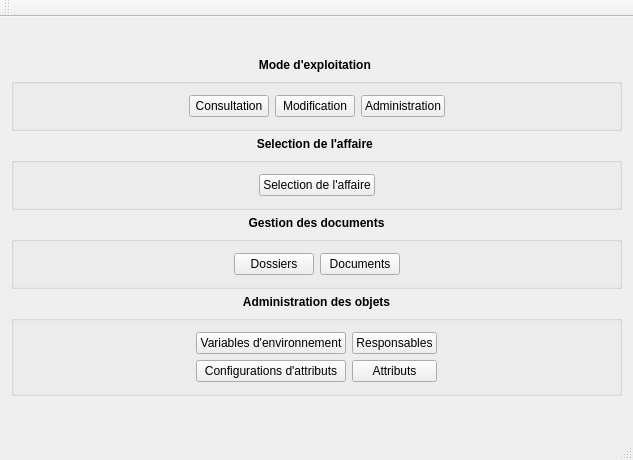
First picture: the form in mainwindow.ui, repository obourat/MimosaNG, before the edit.
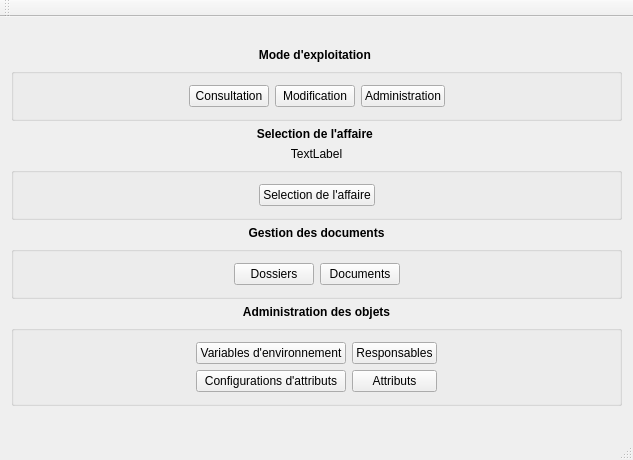
Second picture: the form after the edit.

Diff of the .ui file:
```diff
--- a/mainwindow.ui
+++ b/mainwindow.ui
@@ -164,6 +164,16 @@
       </property>
      </widget>
     </item>
+    <item>
+     <widget class="QLabel" name="caseNameLabel">
+      <property name="text">
+       <string>TextLabel</string>
+      </property>
+      <property name="alignment">
+       <set>Qt::AlignCenter</set>
+      </property>
+     </widget>
+    </item>
     <item>
      <widget class="QGroupBox" name="caseSelectionGroupBox">
       <property name="sizePolicy">
```
Left out of the diff: 2 changed lines with no effect on the pictures.
